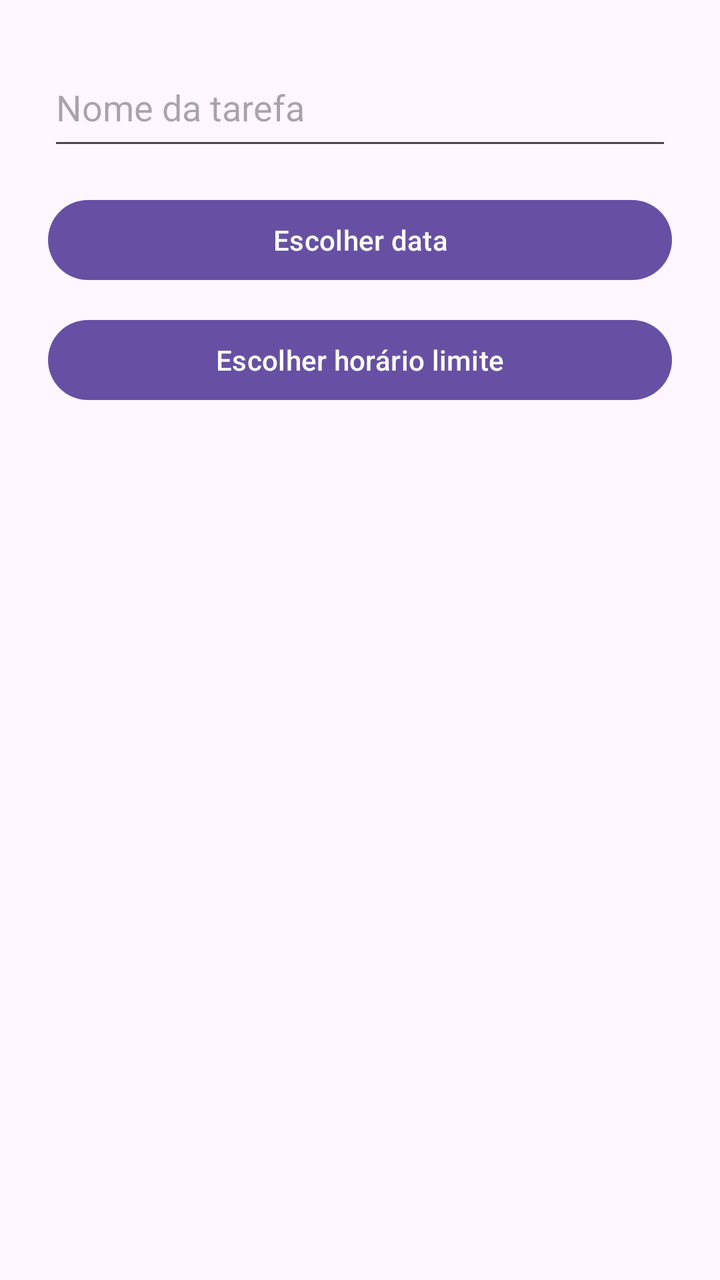
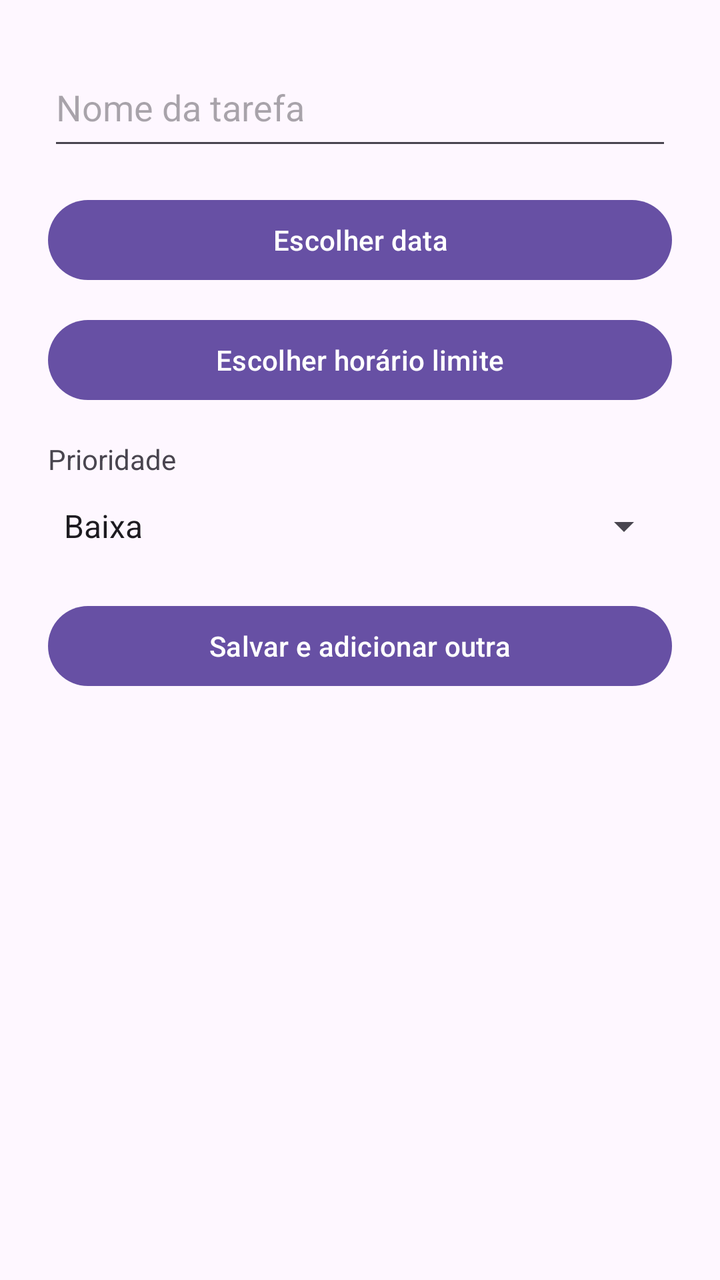

Compare the two renders of this Android layout. The source of the first and the diff that turns it into the second are given below.
<!-- AndroidManifest.xml: application theme Theme.ProjetoFaculdadeYourDay -->
<!-- res/layout/dialog_nova_tarefa.xml -->
<?xml version="1.0" encoding="utf-8"?>
<ScrollView xmlns:android="http://schemas.android.com/apk/res/android"
    android:layout_width="match_parent"
    android:layout_height="wrap_content">

    <LinearLayout
        android:layout_width="match_parent"
        android:layout_height="wrap_content"
        android:orientation="vertical"
        android:padding="24dp">

        <EditText
            android:id="@+id/editNomeTarefa"
            android:layout_width="match_parent"
            android:layout_height="wrap_content"
            android:minHeight="56dp"
            android:hint="Nome da tarefa"
            android:inputType="textCapSentences"
            android:maxLength="100"
            android:singleLine="true" />

        <Button
            android:id="@+id/btnDataTarefa"
            android:layout_width="match_parent"
            android:layout_height="wrap_content"
            android:layout_marginTop="16dp"
            android:minHeight="48dp"
            android:text="Escolher data"
            android:textAllCaps="false" />

        <Button
            android:id="@+id/btnHoraTarefa"
            android:layout_width="match_parent"
            android:layout_height="wrap_content"
            android:layout_marginTop="12dp"
            android:minHeight="48dp"
            android:text="Escolher horário limite"
            android:textAllCaps="false" />

    </LinearLayout>

</ScrollView>
<!-- resources referenced by this layout -->
<resources>
  <style name="Theme.ProjetoFaculdadeYourDay" parent="Base.Theme.ProjetoFaculdadeYourDay" />
  <style name="Base.Theme.ProjetoFaculdadeYourDay" parent="Theme.Material3.DayNight.NoActionBar">
          
          
      </style>
</resources>

<!-- the commit's change to res/layout/dialog_nova_tarefa.xml (unified diff, before → after) -->
@@ -1,14 +1,12 @@
-<?xml version="1.0" encoding="utf-8"?>
-<ScrollView xmlns:android="http://schemas.android.com/apk/res/android"
+<ScrollView
+    xmlns:android="http://schemas.android.com/apk/res/android"
     android:layout_width="match_parent"
     android:layout_height="wrap_content">
-
     <LinearLayout
         android:layout_width="match_parent"
         android:layout_height="wrap_content"
         android:orientation="vertical"
         android:padding="24dp">
-
         <EditText
             android:id="@+id/editNomeTarefa"
             android:layout_width="match_parent"
@@ -18,7 +16,6 @@
             android:inputType="textCapSentences"
             android:maxLength="100"
             android:singleLine="true" />
-
         <Button
             android:id="@+id/btnDataTarefa"
             android:layout_width="match_parent"
@@ -27,7 +24,6 @@
             android:minHeight="48dp"
             android:text="Escolher data"
             android:textAllCaps="false" />
-
         <Button
             android:id="@+id/btnHoraTarefa"
             android:layout_width="match_parent"
@@ -36,7 +32,25 @@
             android:minHeight="48dp"
             android:text="Escolher horário limite"
             android:textAllCaps="false" />
-
+        <TextView
+            android:layout_width="match_parent"
+            android:layout_height="wrap_content"
+            android:text="@string/prioridade"
+            android:labelFor="@id/prioridade"
+            android:layout_marginTop="16dp" />
+        <Spinner
+            android:layout_width="match_parent"
+            android:layout_height="wrap_content"
+            android:id="@+id/prioridade"
+            android:entries="@array/niveis_prioridade"
+            android:minHeight="48dp" />
+        <Button
+            android:layout_width="match_parent"
+            android:layout_height="wrap_content"
+            android:id="@+id/adicionarOutra"
+            android:text="@string/salvar_e_adicionar"
+            android:minHeight="48dp"
+            android:textAllCaps="false"
+            android:layout_marginTop="12dp" />
     </LinearLayout>
-
 </ScrollView>
<!-- resource entries referenced after the edit -->
@@ -1,5 +1,12 @@
 <!-- resources referenced by this layout -->
 <resources>
+  <string-array name="niveis_prioridade">
+          <item>Baixa</item>
+          <item>Normal</item>
+          <item>Alta</item>
+      </string-array>
+  <string name="prioridade">Prioridade</string>
+  <string name="salvar_e_adicionar">Salvar e adicionar outra</string>
   <style name="Theme.ProjetoFaculdadeYourDay" parent="Base.Theme.ProjetoFaculdadeYourDay" />
   <style name="Base.Theme.ProjetoFaculdadeYourDay" parent="Theme.Material3.DayNight.NoActionBar">
           
